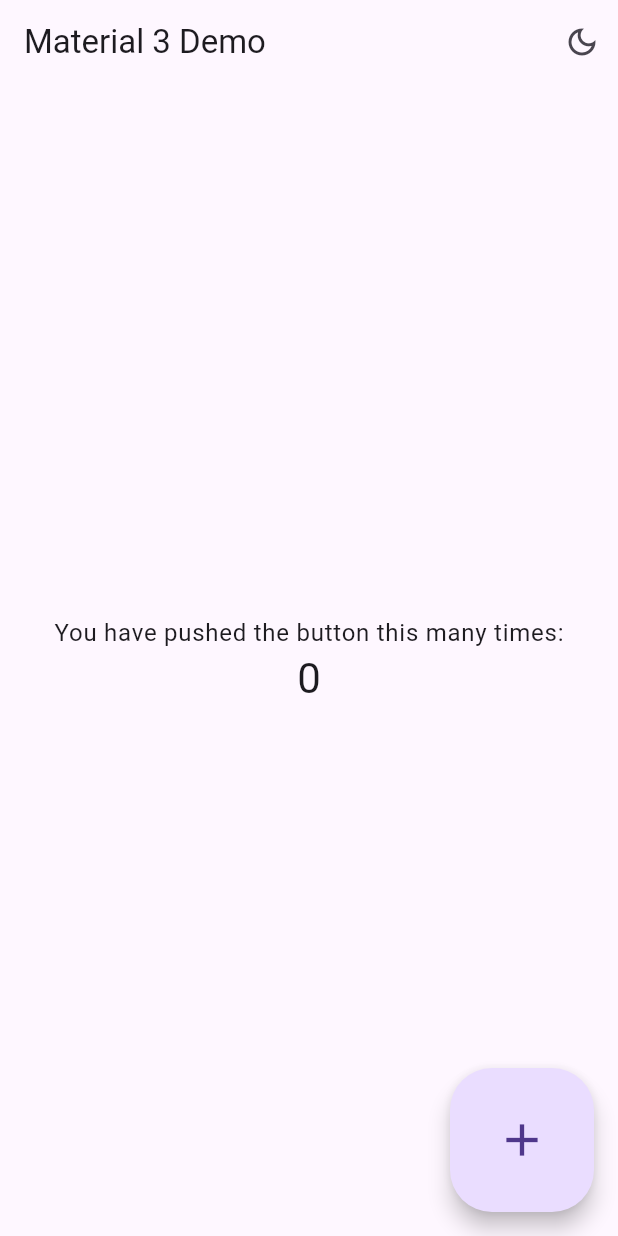
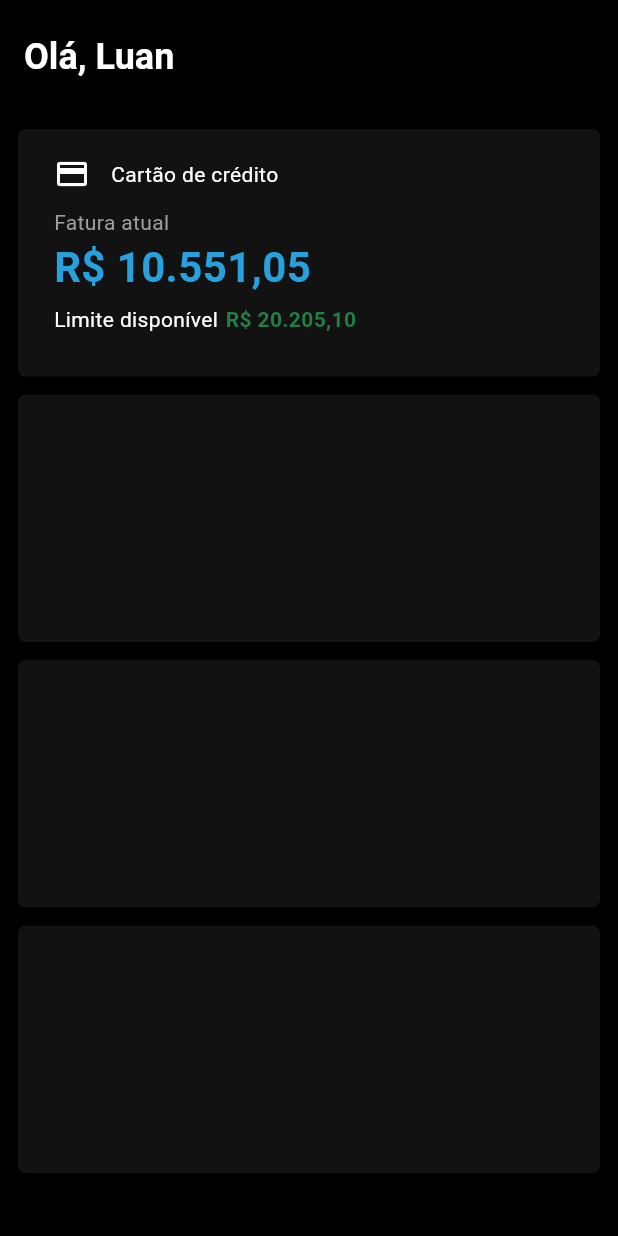
Before and after one commit to luansilvadb/nubank_clone, a Flutter app: the screen it shows after launch, on a phone screen of 412 x 824 dp. Run offline on Flutter 3.47's test engine with Material 3 defaults, Android fonts, the phone set to English and light mode, and no system bars.

Commit message:
primeiro commit

```diff
--- /dev/null
+++ b/lib/containers/container_cartao_credito.dart
@@ -0,0 +1,87 @@
+import 'package:flutter/material.dart';
+
+class ContainerCartaoCredito extends StatelessWidget {
+  const ContainerCartaoCredito({super.key});
+
+  @override
+  Widget build(BuildContext context) {
+    return Padding(
+      padding: const EdgeInsets.only(top: 30),
+      child: Container(
+        height: 165,
+        width: 390,
+        decoration: BoxDecoration(
+          borderRadius: BorderRadius.circular(5),
+          color: const Color(0xFF121212),
+        ),
+        child: const Padding(
+          padding: EdgeInsets.only(left: 24),
+          child:
+              Column(crossAxisAlignment: CrossAxisAlignment.start, children: [
+            Padding(
+              padding: EdgeInsets.only(top: 18),
+              child: Row(
+                children: [
+                  Icon(
+                    Icons.credit_card,
+                    color: Colors.white,
+                  ),
+                  SizedBox(
+                    width: 14,
+                  ),
+                  Text(
+                    "Cartão de crédito",
+                    style: TextStyle(
+                      color: Colors.white,
+                    ),
+                  ),
+                ],
+              ),
+            ),
+            SizedBox(
+              height: 10,
+            ),
+            Text(
+              "Fatura atual",
+              style: TextStyle(
+                color: Color(0xFF9E9C9C),
+                fontSize: 14,
+              ),
+            ),
+            Text(
+              "R\$ 10.551,05",
+              style: TextStyle(
+                fontSize: 28,
+                fontWeight: FontWeight.bold,
+                color: Color(0xFF26A1DE),
+              ),
+            ),
+            SizedBox(
+              height: 5,
+            ),
+            Row(
+              children: [
+                Text(
+                  "Limite disponível",
+                  style: TextStyle(
+                    fontSize: 14,
+                    color: Colors.white,
+                  ),
+                ),
+                SizedBox(width: 5),
+                Text(
+                  "R\$ 20.205,10",
+                  style: TextStyle(
+                    fontSize: 14,
+                    fontWeight: FontWeight.bold,
+                    color: Color(0xFF1F7F45),
+                  ),
+                ),
+              ],
+            ),
+          ]),
+        ),
+      ),
+    );
+  }
+}
--- /dev/null
+++ b/lib/containers/container_conta.dart
@@ -0,0 +1,20 @@
+import 'package:flutter/material.dart';
+
+class ContainerConta extends StatelessWidget {
+  const ContainerConta({super.key});
+
+  @override
+  Widget build(BuildContext context) {
+    return Padding(
+      padding: const EdgeInsets.only(top: 12),
+      child: Container(
+        height: 165,
+        width: 390,
+        decoration: BoxDecoration(
+          borderRadius: BorderRadius.circular(5),
+          color: const Color(0xFF121212),
+        ),
+      ),
+    );
+  }
+}
--- /dev/null
+++ b/lib/containers/container_emprestimo.dart
@@ -0,0 +1,20 @@
+import 'package:flutter/material.dart';
+
+class ContainerEmprestimo extends StatelessWidget {
+  const ContainerEmprestimo({super.key});
+
+  @override
+  Widget build(BuildContext context) {
+    return Padding(
+      padding: const EdgeInsets.only(top: 12),
+      child: Container(
+        height: 165,
+        width: 390,
+        decoration: BoxDecoration(
+          borderRadius: BorderRadius.circular(5),
+          color: const Color(0xFF121212),
+        ),
+      ),
+    );
+  }
+}
--- /dev/null
+++ b/lib/containers/container_rewards.dart
@@ -0,0 +1,20 @@
+import 'package:flutter/material.dart';
+
+class ContainerRewards extends StatelessWidget {
+  const ContainerRewards({super.key});
+
+  @override
+  Widget build(BuildContext context) {
+    return Padding(
+      padding: const EdgeInsets.only(top: 12),
+      child: Container(
+        height: 165,
+        width: 390,
+        decoration: BoxDecoration(
+          borderRadius: BorderRadius.circular(5),
+          color: const Color(0xFF121212),
+        ),
+      ),
+    );
+  }
+}
--- /dev/null
+++ b/lib/containers/container_titulo.dart
@@ -0,0 +1,17 @@
+import 'package:flutter/material.dart';
+
+class ContainerTitulo extends StatelessWidget {
+  const ContainerTitulo({super.key});
+
+  @override
+  Widget build(BuildContext context) {
+    return Text(
+      "Olá, Luan",
+      style: TextStyle(
+        color: Colors.white,
+        fontSize: 24,
+        fontWeight: FontWeight.bold,
+      ),
+    );
+  }
+}
--- a/lib/main.dart
+++ b/lib/main.dart
@@ -1,138 +1,6 @@
 import 'package:flutter/material.dart';
-import 'package:flutter/scheduler.dart';
+import 'package:sistema_erp/startup.dart';
 
 void main() {
-  runApp(const MyApp());
+  runApp(const Startup());
 }
-
-class MyApp extends StatefulWidget {
-  const MyApp({super.key});
-
-  @override
-  State<MyApp> createState() => _MyAppState();
-}
-
-class _MyAppState extends State<MyApp> {
-  ThemeMode _themeMode = ThemeMode.system;
-
-  bool get useLightMode {
-    switch (_themeMode) {
-      case ThemeMode.system:
-        return SchedulerBinding.instance.window.platformBrightness ==
-            Brightness.light;
-      case ThemeMode.light:
-        return true;
-      case ThemeMode.dark:
-        return false;
-    }
-  }
-
-  // This widget is the root of your application.
-  @override
-  Widget build(BuildContext context) {
-    return MaterialApp(
-      debugShowCheckedModeBanner: false,
-      title: 'Demo',
-      theme: ThemeData(
-        useMaterial3: true,
-        brightness: Brightness.light,
-      ),
-      darkTheme: ThemeData(
-        useMaterial3: true,
-        brightness: Brightness.dark,
-      ),
-      themeMode: _themeMode,
-      home: MyHomePage(
-        title: 'Material 3 Demo',
-        useLightMode: useLightMode,
-        handleBrightnessChange: (useLightMode) => setState(() {
-          _themeMode = useLightMode ? ThemeMode.light : ThemeMode.dark;
-        }),
-      ),
-    );
-  }
-}
-
-class MyHomePage extends StatefulWidget {
-  const MyHomePage({
-    super.key,
-    required this.title,
-    required this.handleBrightnessChange,
-    required this.useLightMode,
-  });
-  final String title;
-  final bool useLightMode;
-  final void Function(bool useLightMode) handleBrightnessChange;
-
-  @override
-  State<MyHomePage> createState() => _MyHomePageState();
-}
-
-class _MyHomePageState extends State<MyHomePage> {
-  int _counter = 0;
-
-  void _incrementCounter() {
-    setState(() {
-      _counter++;
-    });
-  }
-
-  @override
-  Widget build(BuildContext context) {
-    return Scaffold(
-      appBar: AppBar(
-        title: Text(widget.title),
-        actions: <Widget>[
-          _BrightnessButton(
-            handleBrightnessChange: widget.handleBrightnessChange,
-          ),
-        ],
-      ),
-      body: Center(
-        child: Column(
-          mainAxisAlignment: MainAxisAlignment.center,
-          children: <Widget>[
-            Text(
-              'You have pushed the button this many times:',
-              style: Theme.of(context).textTheme.bodyLarge,
-            ),
-            Text(
-              '$_counter',
-              style: Theme.of(context).textTheme.headlineMedium,
-            ),
-          ],
-        ),
-      ),
-      floatingActionButton: FloatingActionButton.large(
-        onPressed: _incrementCounter,
-        tooltip: 'Increment',
-        child: const Icon(Icons.add),
-      ), // This trailing comma makes auto-formatting nicer for build methods.
-    );
-  }
-}
-
-class _BrightnessButton extends StatelessWidget {
-  const _BrightnessButton({
-    required this.handleBrightnessChange,
-    this.showTooltipBelow = true,
-  });
-
-  final Function handleBrightnessChange;
-  final bool showTooltipBelow;
-
-  @override
-  Widget build(BuildContext context) {
-    final isBright = Theme.of(context).brightness == Brightness.light;
-    return Tooltip(
-      preferBelow: showTooltipBelow,
-      message: 'Toggle brightness',
-      child: IconButton(
-        icon: isBright
-            ? const Icon(Icons.dark_mode_outlined)
-            : const Icon(Icons.light_mode_outlined),
-        onPressed: () => handleBrightnessChange(!isBright),
-      ),
-    );
-  }
-}
--- /dev/null
+++ b/lib/startup.dart
@@ -0,0 +1,38 @@
+import 'package:flutter/material.dart';
+import 'package:sistema_erp/containers/container_cartao_credito.dart';
+import 'package:sistema_erp/containers/container_conta.dart';
+import 'package:sistema_erp/containers/container_emprestimo.dart';
+import 'package:sistema_erp/containers/container_rewards.dart';
+import 'package:sistema_erp/containers/container_titulo.dart';
+
+class Startup extends StatelessWidget {
+  const Startup({Key? key}) : super(key: key);
+
+  @override
+  Widget build(BuildContext context) {
+    return MaterialApp(
+      debugShowCheckedModeBanner: false,
+      home: Scaffold(
+        backgroundColor: Colors.black,
+        appBar: AppBar(
+          backgroundColor: Colors.black,
+          title: const Padding(
+            padding: EdgeInsets.only(top: 20),
+            child: ContainerTitulo(),
+          ),
+        ),
+        body: const SingleChildScrollView(
+          child: Padding(
+            padding: EdgeInsets.symmetric(horizontal: 12),
+            child: Column(children: [
+              ContainerCartaoCredito(),
+              ContainerConta(),
+              ContainerEmprestimo(),
+              ContainerRewards(),
+            ]),
+          ),
+        ),
+      ),
+    );
+  }
+}
```
